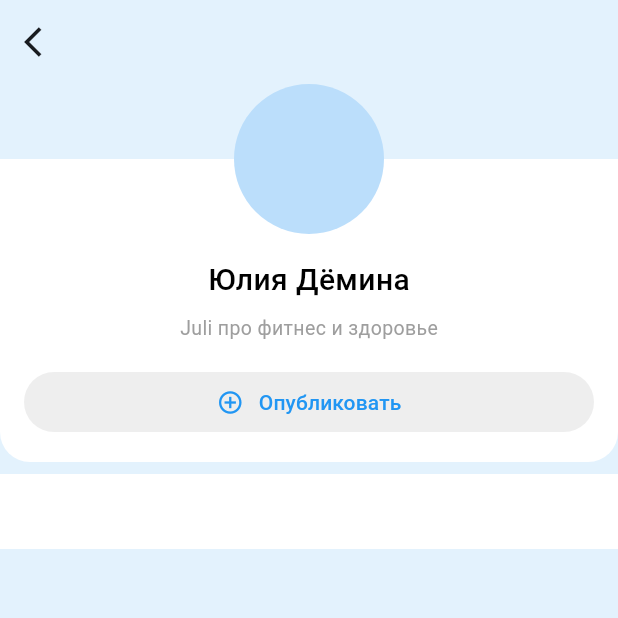
After one commit to Juliiiis/VkTest, a Flutter app: the ProfileScreen screen opened by its route, on a phone screen of 412 x 824 dp, the top half of it. The commit adds this screen. Run offline on Flutter 3.47's test engine with Material 3 defaults, Android fonts, the light colour scheme and no system bars.

Commit message:
легкий рефакторинг: перенос компонентов, перекомпоновка карточки пользователя, удаление лишнего, с чем перемудрили

```diff
--- a/lib/main.dart
+++ b/lib/main.dart
@@ -2,7 +2,7 @@ import 'package:flutter/material.dart';
 import 'package:vk/widgets/auth/auth_widget_login.dart';
 import 'package:vk/widgets/auth/auth_widget_password.dart';
 import 'package:vk/widgets/main_screen/main_screen_widget.dart';
-import 'package:vk/widgets/profile/profile_widget.dart';
+import 'package:vk/widgets/profile/profile_screen.dart';
 
 
 void main() {
@@ -24,7 +24,7 @@ class MyApp extends StatelessWidget {
        '/authLogin' : (context) => const AuthWidgetLogin(),
         '/authPassword' : (context) => const AuthWidgetPassword(),
         '/main_screen' : (context) => const MainScreenWidget(),
-        '/profile' : (context) => const ProfileWidget(),
+        '/profile' : (context) => const ProfileScreen(),
       },
       initialRoute: '/authLogin',
     );
--- /dev/null
+++ b/lib/widgets/profile/profile_screen.dart
@@ -0,0 +1,30 @@
+import 'package:flutter/material.dart';
+import 'package:vk/widgets/profile/widgets/friends_widget.dart';
+import 'package:vk/widgets/profile/widgets/user_card_widget.dart';
+
+class ProfileScreen extends StatefulWidget {
+  const ProfileScreen({super.key});
+
+  @override
+  State<ProfileScreen> createState() => _ProfileState();
+}
+
+class _ProfileState extends State<ProfileScreen> {
+  @override
+  Widget build(BuildContext context) {
+    return Scaffold(
+      backgroundColor: Colors.blue[50],
+      appBar: AppBar(
+        leading: const Icon(Icons.arrow_back_ios),
+        backgroundColor: Colors.blue[50],
+      ),
+      body: ListView(
+        children: const <Widget>[
+          UserCardWidget(),
+          SizedBox(height: 8),
+          FriendsWidget(),
+        ],
+      ),
+    );
+  }
+}
--- /dev/null
+++ b/lib/widgets/profile/widgets/friends_widget.dart
@@ -0,0 +1,19 @@
+import 'package:flutter/material.dart';
+
+class FriendsWidget extends StatefulWidget {
+  const FriendsWidget({super.key});
+
+  @override
+  State<FriendsWidget> createState() => _FriendsWidgetState();
+}
+
+class _FriendsWidgetState extends State<FriendsWidget> {
+  @override
+  Widget build(BuildContext context) {
+    return Container(
+      height: 50,
+      width: MediaQuery.of(context).size.width,
+      color: Colors.white,
+    );
+  }
+}
--- /dev/null
+++ b/lib/widgets/profile/widgets/user_card_widget.dart
@@ -0,0 +1,67 @@
+import 'package:flutter/material.dart';
+import 'package:vk/widgets/profile/widgets/publication_button.dart';
+
+class UserCardWidget extends StatefulWidget {
+  const UserCardWidget({super.key});
+
+  @override
+  State<UserCardWidget> createState() => _UserCardWidgetState();
+}
+
+class _UserCardWidgetState extends State<UserCardWidget> {
+  @override
+  Widget build(BuildContext context) {
+    return SizedBox(
+      height: 252,
+      child: Stack(
+        alignment: Alignment.topCenter,
+        children: [
+          Positioned(
+            top: 50,
+            child: Container(
+              height: 202,
+              width: MediaQuery.of(context).size.width,
+              decoration: const BoxDecoration(
+                  color: Colors.white,
+                  borderRadius: BorderRadius.only(
+                    bottomLeft: Radius.circular(20),
+                    bottomRight: Radius.circular(20),
+                  )),
+              child: const Column(
+                children: [
+                  SizedBox(height: 66),
+                  Text(
+                    'Юлия Дёмина',
+                    style: TextStyle(
+                      fontWeight: FontWeight.w500,
+                      fontSize: 20,
+                      color: Colors.black,
+                    ),
+                  ),
+                  SizedBox(height: 8),
+                  Text(
+                    'Juli про фитнес и здоровье',
+                    style: TextStyle(
+                      fontSize: 13,
+                      color: Colors.grey,
+                    ),
+                  ),
+                  Padding(
+                    padding: EdgeInsets.all(16),
+                    child: PublicationButton(),
+                  ),
+                ],
+              ),
+            ),
+          ),
+          Positioned(
+            child: CircleAvatar(
+              radius: 50,
+              backgroundColor: Colors.blue[100],
+            ),
+          ),
+        ],
+      ),
+    );
+  }
+}
```
Also changed, not shown: lib/widgets/profile/profile_widget.dart (deleted, +0 -156 lines), pubspec.lock.
